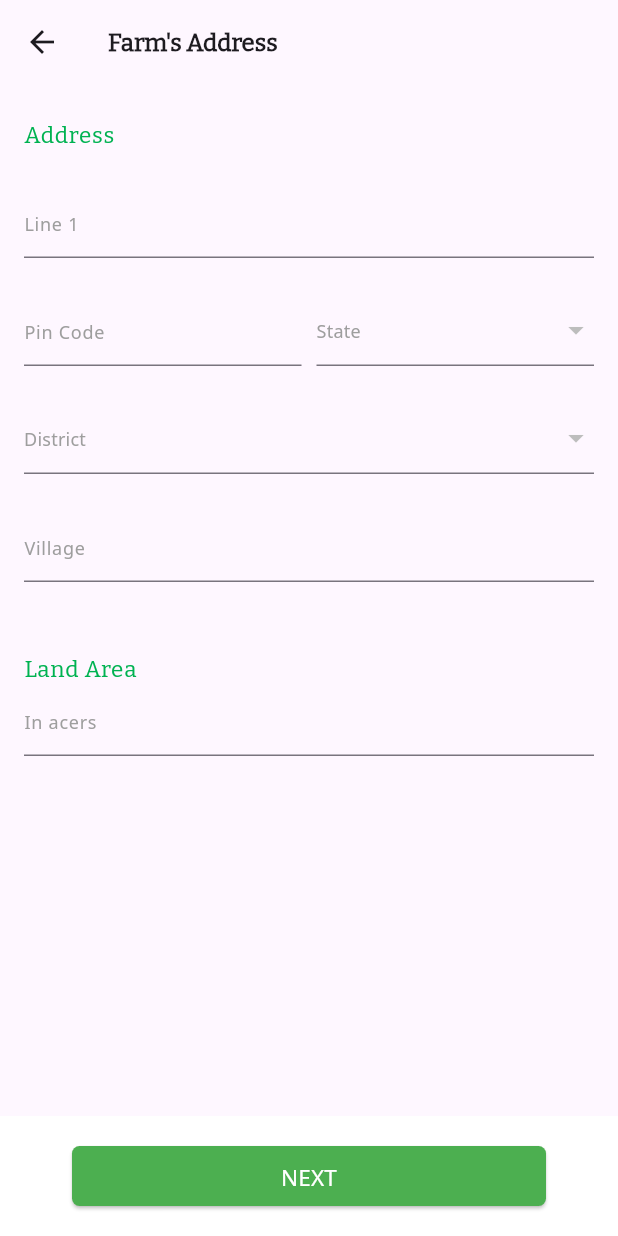
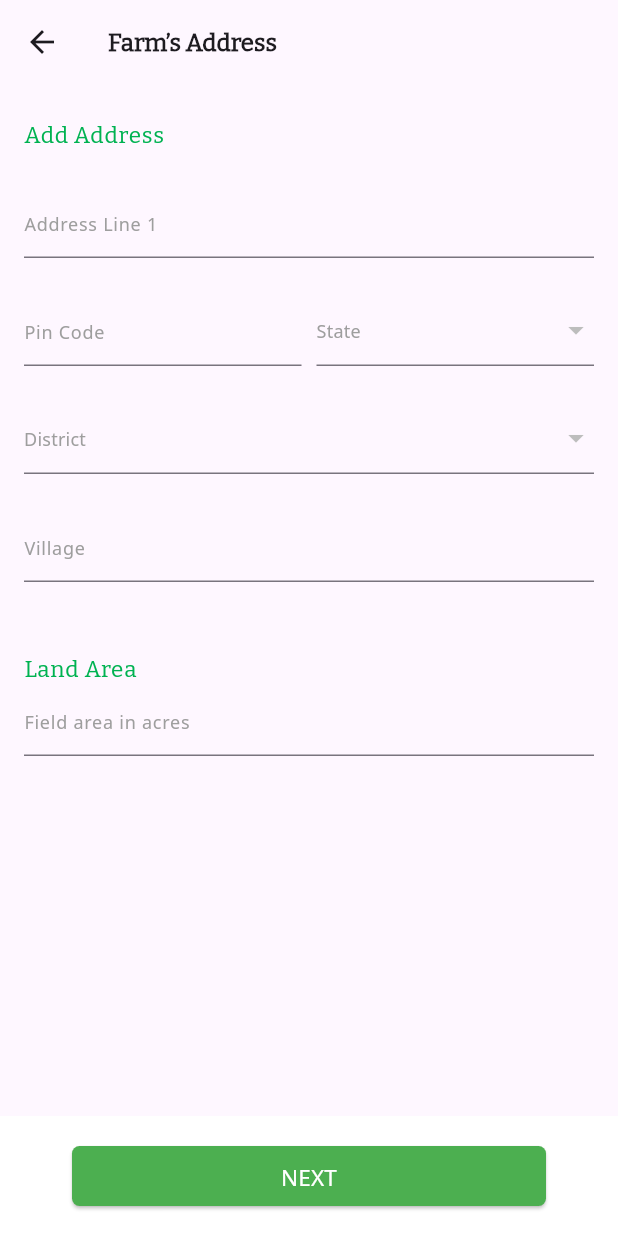
Before and after one commit to Vikank/agrisarathi, a Flutter app: the FarmerAddressDetail screen opened directly, on a phone screen of 412 x 824 dp. Run offline on Flutter 3.47's test engine with Material 3 defaults, Android fonts, the phone set to English and light mode, and no system bars; our stand-ins replace cached_network_image, carousel_slider, fluttertoast, get, google_fonts, pinput and 2 more; accounts and stored records are empty; network calls fail.

```diff
--- a/lib/screens/farmer/auth/farmer_address_detail.dart
+++ b/lib/screens/farmer/auth/farmer_address_detail.dart
@@ -18,7 +18,7 @@ class FarmerAddressDetail extends StatelessWidget {
     return Scaffold(
       resizeToAvoidBottomInset: true,
       appBar: AppBar(
-        title: Text("Farm's Address",
+        title: Text("Farm’s_Address".tr,
             style: TextStyle(
                 fontSize: 16,
                 fontWeight: FontWeight.w700,
@@ -39,7 +39,7 @@ class FarmerAddressDetail extends StatelessWidget {
             child: Column(
               crossAxisAlignment: CrossAxisAlignment.start,
               children: [
-                Text("Address",
+                Text("Add_Address".tr,
                     style: Theme.of(context).textTheme.labelMedium!.copyWith(
                         fontFamily: 'Bitter',
                         color: ColorConstants.primaryColor)),
@@ -60,7 +60,7 @@ class FarmerAddressDetail extends StatelessWidget {
                       fontSize: 12,
                       fontFamily: 'NotoSans',
                     ),
-                    hintText: "Line 1",
+                    hintText: "Address_Line_1".tr,
                   ),
                   validator: (value) {
                     if (value!.isEmpty) {
@@ -89,7 +89,7 @@ class FarmerAddressDetail extends StatelessWidget {
                             fontSize: 12,
                             fontFamily: 'NotoSans',
                           ),
-                          hintText: "Pin Code",
+                          hintText: "Pin_Code".tr,
                         ),
                         validator: (value) {
                           if (value!.isEmpty) {
@@ -113,7 +113,7 @@ class FarmerAddressDetail extends StatelessWidget {
                             ),
                           ),
                           hint: Text(
-                            'State',
+                            'State'.tr,
                             style: const TextStyle(
                               fontWeight: FontWeight.w400,
                               color: Colors.grey,
@@ -166,7 +166,7 @@ class FarmerAddressDetail extends StatelessWidget {
                             ),
                           ),
                           hint: Text(
-                            'District',
+                            'District'.tr,
                             style: const TextStyle(
                               fontWeight: FontWeight.w400,
                               color: Colors.grey,
@@ -218,7 +218,7 @@ class FarmerAddressDetail extends StatelessWidget {
                       fontSize: 12,
                       fontFamily: 'NotoSans',
                     ),
-                    hintText: "Village",
+                    hintText: "Village".tr,
                   ),
                   validator: (value) {
                     if (value!.isEmpty) {
@@ -230,7 +230,7 @@ class FarmerAddressDetail extends StatelessWidget {
                 SizedBox(
                   height: 48,
                 ),
-                Text("Land Area",
+                Text("Add_Land_Area".tr,
                     style: Theme.of(context).textTheme.labelMedium!.copyWith(
                         fontFamily: 'Bitter',
                         color: ColorConstants.primaryColor)),
@@ -248,7 +248,7 @@ class FarmerAddressDetail extends StatelessWidget {
                       fontSize: 12,
                       fontFamily: 'NotoSans',
                     ),
-                    hintText: "In acers",
+                    hintText: "Field_area_in_acres".tr,
                   ),
                   validator: (value) {
                     if (value!.isEmpty) {
@@ -278,7 +278,7 @@ class FarmerAddressDetail extends StatelessWidget {
               widget: farmerAddressController.loading.value
                   ? progressIndicator()
                   : Text(
-                      "NEXT",
+                      "Next".tr,
                       style: TextStyle(
                           fontFamily: 'NotoSans',
                           fontSize: 15,
--- a/lib/screens/farmer/auth/farmer_otp_screen.dart
+++ b/lib/screens/farmer/auth/farmer_otp_screen.dart
@@ -113,7 +113,7 @@ class OtpScreen extends StatefulWidget {
                   mainAxisAlignment: MainAxisAlignment.center,
                   children: [
                     Text(
-                      'OTP has been sent to ${widget.phone}',
+                      '${'OTP_has_been_sent_to'.tr} ${widget.phone}',
                       textAlign: TextAlign.center,
                       style: Theme.of(context).textTheme.headlineMedium!.copyWith(fontFamily: 'NotoSans'),
                     ),
@@ -234,7 +234,7 @@ class OtpScreen extends StatefulWidget {
                 SizedBox(
                   height: 16,
                 ),
-                CustomTextButton(buttonText: "CHANGE PHONE NUMBER", buttonColor: Color(0xff00B251), size: 14, onPress: (){
+                CustomTextButton(buttonText: "change_phone_number".tr, buttonColor: Color(0xff00B251), size: 14, onPress: (){
                   Get.back();
                 }),
                 CustomElevatedButton(
@@ -245,7 +245,7 @@ class OtpScreen extends StatefulWidget {
                   }
                       : onButtonPressed,
                   widget: loading ? progressIndicator() : Text(
-                    "VERIFY OTP",
+                    "verify_otp".tr,
                     style: TextStyle(fontFamily: 'NotoSans', fontSize: 15, fontWeight: FontWeight.w500),
                   ),),
               ],
--- a/lib/screens/farmer/auth/farmer_update_profile_screen.dart
+++ b/lib/screens/farmer/auth/farmer_update_profile_screen.dart
@@ -95,7 +95,7 @@ class FarmerUpdateProfileScreen extends StatelessWidget {
             child: CustomElevatedButton(buttonColor: Colors.green, onPress: () {
               controller.updateFarmerDetail(selectedCrops);
             }, widget: controller.loading.value ? progressIndicator() : Text(
-              "Save",
+              "Save".tr,
               style: TextStyle(fontFamily: 'NotoSans',
                   fontSize: 15,
                   fontWeight: FontWeight.w500),
--- a/lib/screens/farmer/dashboard/farmer_dashboard_widget.dart
+++ b/lib/screens/farmer/dashboard/farmer_dashboard_widget.dart
@@ -3,6 +3,7 @@ import 'package:carousel_slider/carousel_slider.dart';
 import 'package:flutter/material.dart';
 import 'package:fpo_assist/controllers/farmer/dashboard_controller.dart';
 import 'package:fpo_assist/controllers/fpo/fpo_home_controller.dart';
+import 'package:fpo_assist/screens/farmer/detect_disease/select_service_provider.dart';
 import 'package:fpo_assist/utils/api_constants.dart';
 import 'package:get/get.dart';
 import 'package:shimmer/shimmer.dart';
@@ -283,7 +284,7 @@ class FarmerDashboardWidget extends StatelessWidget {
                     children: [
                       GestureDetector(
                         onTap: (){
-
+                          Get.to(()=> SelectServiceProvider());
                         },
                         child: Image.asset(
                           "assets/images/detect_disease.png",
--- a/lib/utils/messages_translation.dart
+++ b/lib/utils/messages_translation.dart
@@ -17,10 +17,10 @@ class MessagesTranslation extends Translations{
       "Enter_details_manually": "Enter details manually",
       "Instant_Verification_by": "Instant Verification by",
       "OTP_Sent": "OTP Sent",
-      "OTP_has_been_sent_to_8802203345": "OTP has been sent to 8802203345",
+      "OTP_has_been_sent_to": "OTP has been sent to ",
       "Resend_OTP_in_25_Sec": "Resend OTP in 25 Sec",
-      "change_phone_number": "change phone number",
-      "verify_otp": "verify otp",
+      "change_phone_number": "CHANGE PHONE NUMBER",
+      "verify_otp": "VERIFY OTP",
       "Select_Crop": "Select Crop",
       "Search_crop_name_here": "Search crop name here",
       "You_can_select_upto_5_crops_you_are_interested_in": "You can select upto 5 crops you are interested in",
@@ -66,10 +66,10 @@ class MessagesTranslation extends Translations{
       "Find_me": "Find me",
       "Save": "Save",
       "Farm’s_Address": "Farm’s Address",
-      "Add_Land_Area": "Add Land Area",
+      "Add_Land_Area": "Land Area",
       "Please_enter_your_field’s_Rea": "Please enter your field’s Rea",
       "Field_area_in_acres": "Field area in acres",
-      "Next": "Next",
+      "Next": "NEXT",
       "What_do_you_want_to_do?": "What do you want to do?",
       "Skip": "Skip",
       "Detect_Disease": "Detect Disease",
@@ -253,7 +253,7 @@ class MessagesTranslation extends Translations{
       "Enter_details_manually": "विवरण मैन्युअल रूप से दर्ज करें",
       "Instant_Verification_by": "द्वारा त्वरित सत्यापन",
       "OTP_Sent": "OTP भेजा गया",
-      "OTP_has_been_sent_to_8802203345": "ओटीपी 8802203345 पर भेजा गया है",
+      "OTP_has_been_sent_to": "ओटीपी भेजा गया है",
       "Resend_OTP_in_25_Sec": "25 सेकंड में ओटीपी दोबारा भेजें",
       "change_phone_number": "फ़ोन नंबर बदलें",
       "verify_otp": "ओटीपी सत्यापित करें",
```
Also changed, not shown: lib/screens/farmer/dashboard/farmer_home_screen.dart (+8 -8 lines), lib/screens/farmer/detect_disease/select_service_provider.dart (+152 -5 lines), lib/screens/shared/select_crop_screen.dart (+8 -8 lines).
